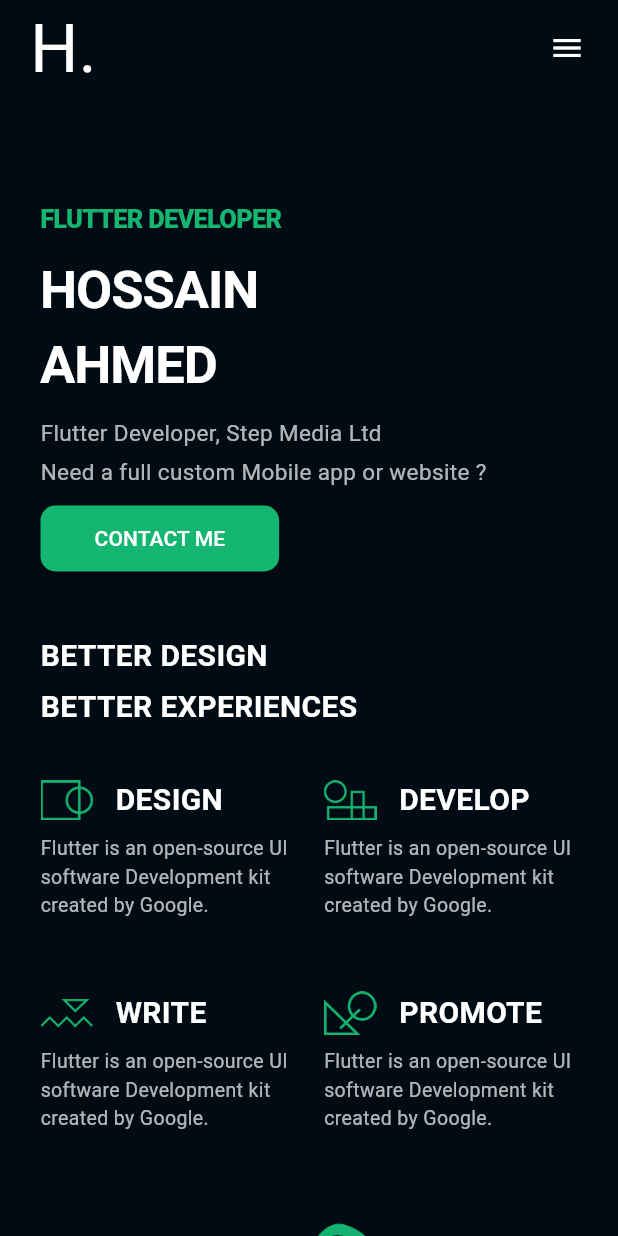
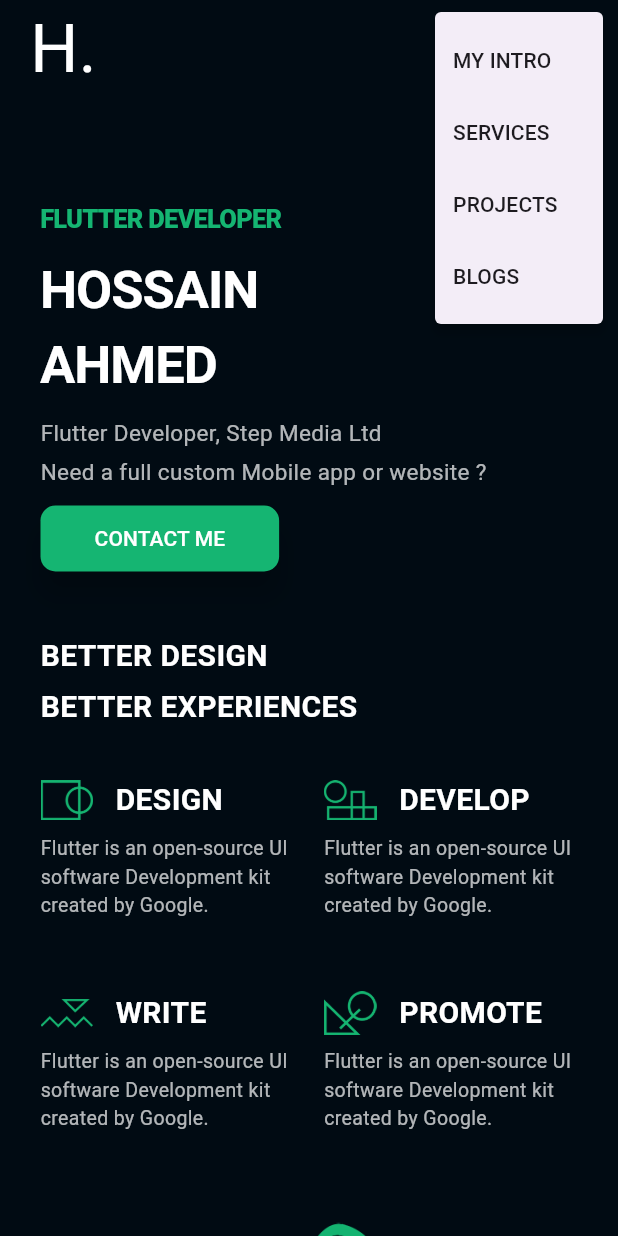
Before and after one commit to ahmedhossain29/portfolio_design, a Flutter app: the screen it shows after launch, after a tap on the "menu" icon, on a phone screen of 412 x 824 dp. Run offline on Flutter 3.47's test engine with Material 3 defaults, Android fonts, the phone set to English and light mode, and no system bars.

Commit message:
Mobile, Tab & WebView

```diff
--- a/lib/pages/header.dart
+++ b/lib/pages/header.dart
@@ -2,13 +2,19 @@ import 'package:flutter/material.dart';
 
 import '../style.dart';
 
-class Header extends StatelessWidget {
+class Header extends StatefulWidget {
   const Header({
     super.key,
   });
 
   @override
+  State<Header> createState() => _HeaderState();
+}
+
+class _HeaderState extends State<Header> {
+  @override
   Widget build(BuildContext context) {
+    String _selectedValue = '';
     return LayoutBuilder(
         builder: (BuildContext context, BoxConstraints constraints) {
       if (constraints.maxWidth < 450) {
@@ -20,17 +26,34 @@ class Header extends StatelessWidget {
               'H.',
               style: TextStyle(fontSize: 45, color: whiteColor),
             ),
-            Row(
-              children: [
-                IconButton(
-                  onPressed: () {},
-                  icon: const Icon(
-                    Icons.menu,
-                    color: Colors.white,
-                  ),
+            PopupMenuButton<String>(
+                icon: const Icon(
+                  Icons.menu,
+                  color: whiteColor,
                 ),
-              ],
-            ),
+                onSelected: (String value) {
+                  setState(() {
+                    _selectedValue = value;
+                  });
+                },
+                itemBuilder: (BuildContext context) => [
+                      const PopupMenuItem(
+                        value: '1',
+                        child: Text('MY INTRO'),
+                      ),
+                      const PopupMenuItem(
+                        value: '2',
+                        child: Text('SERVICES'),
+                      ),
+                      const PopupMenuItem(
+                        value: '3',
+                        child: Text('PROJECTS'),
+                      ),
+                      const PopupMenuItem(
+                        value: '3',
+                        child: Text('BLOGS'),
+                      ),
+                    ]),
           ],
         );
       } else if (constraints.maxWidth < 750) {
```
